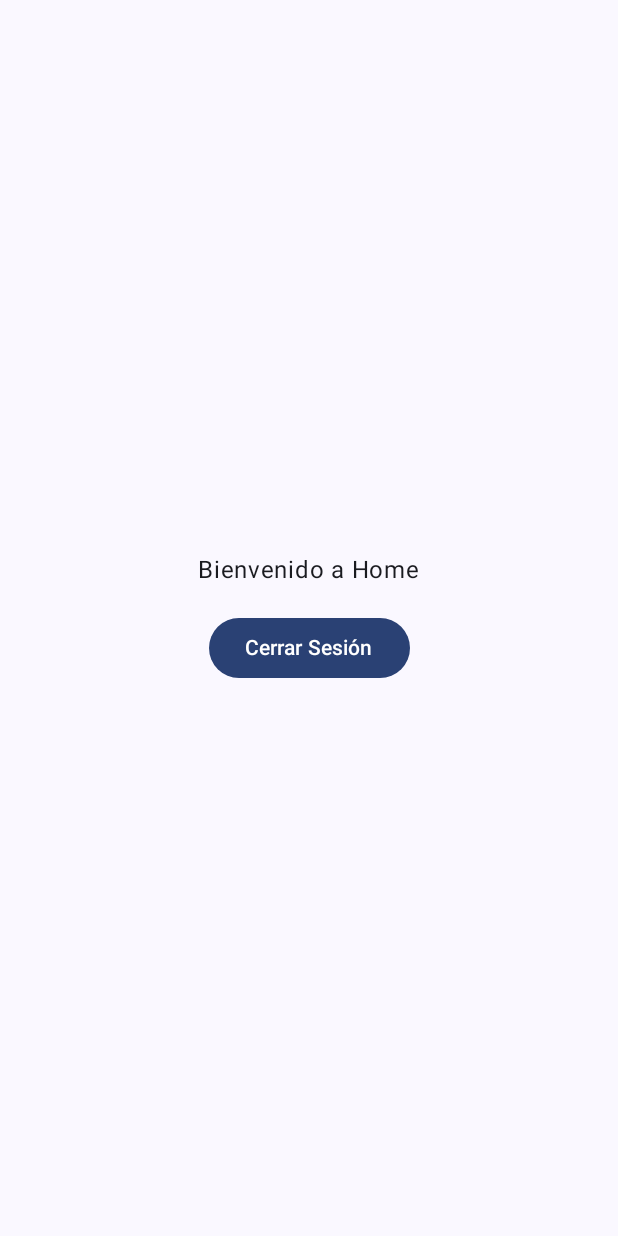
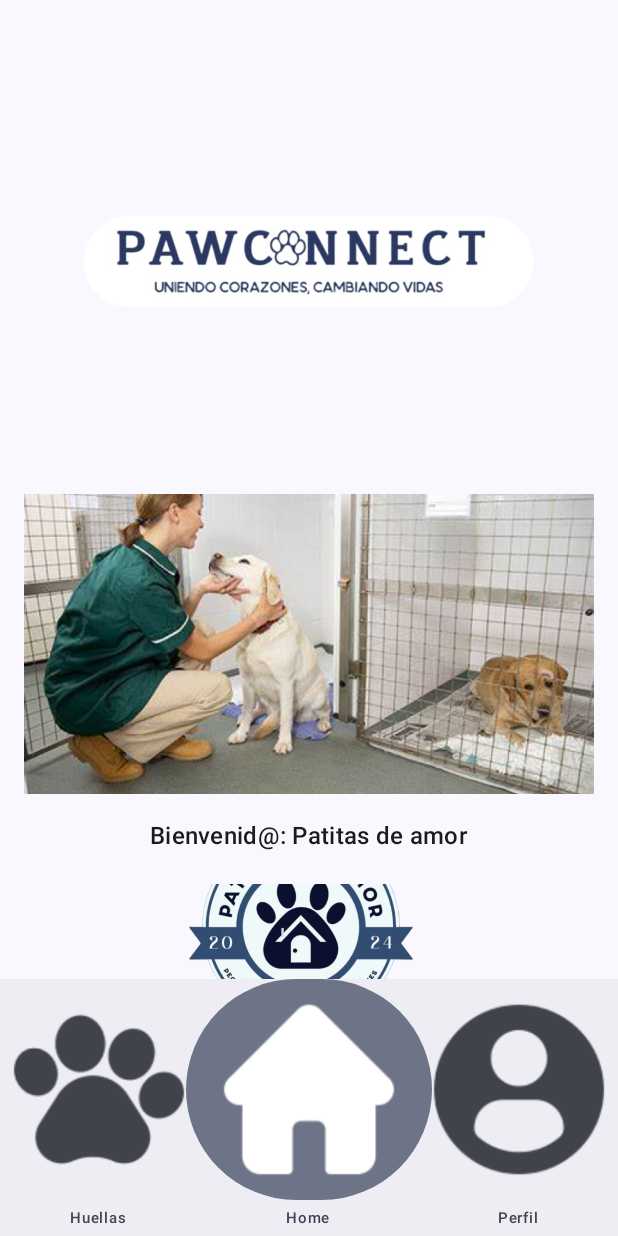
Before and after one commit to RizzChris/PawConnect, an Android app built with Jetpack Compose: the UserHomeScreen screen opened through its navigation route, on a phone screen of 412 x 824 dp. Run offline under Robolectric (Android 15) with nearby library versions, the phone set to English and light mode, and no system bars.

Commit message:
aqui lo que hice fue agregar las pestañas de el natvar del usuario y ya, (main, pet, y profile)

```diff
--- a/app/src/main/java/com/example/emptyactivity/Navigation.kt
+++ b/app/src/main/java/com/example/emptyactivity/Navigation.kt
@@ -4,10 +4,13 @@ import androidx.compose.runtime.Composable
 import androidx.navigation.NavHostController
 import androidx.navigation.compose.NavHost
 import androidx.navigation.compose.composable
-import com.example.emptyactivity.ui.screens.user.HomeScreen
+import com.example.emptyactivity.ui.screens.shelter.UserHomeScreen
+import com.example.emptyactivity.ui.screens.shelter.ShelterHomeScreen
 import com.example.emptyactivity.ui.screens.SignUpScreen
 import com.example.emptyactivity.ui.screens.SuccessScreen
-import com.example.emptyactivity.ui.screens.shelter.ShelterHomeScreen
+import com.example.emptyactivity.ui.screens.user.MainScreen
+import com.example.emptyactivity.ui.screens.user.PetsScreen
+import com.example.emptyactivity.ui.screens.user.ProfileScreen
 
 
 // Definir las rutas de la app en una sola sealed class
@@ -17,18 +20,25 @@ sealed class Screen(val route: String) {
     object Success : Screen("success")
     object Home : Screen("home")
     object ShelterHome : Screen("shelter_home")
+    object Main : Screen("main")
+    object Pets : Screen("pets")
+    object Profile : Screen("profile")
+    object UserHome : Screen("user_home")
 }
 
 // Función que maneja la navegación
 @Composable
 fun AppNavigation(navController: NavHostController) {
     NavHost(navController = navController, startDestination = Screen.Login.route) {
-        composable(Screen.Login.route) {
-            com.example.emptyactivity.ui.screens.LoginScreen(navController) }
+        composable(Screen.Login.route) { com.example.emptyactivity.ui.screens.LoginScreen(navController) }
         composable(Screen.Register.route) { SignUpScreen(navController) }
         composable(Screen.Success.route) { SuccessScreen(navController) }
-        composable(Screen.Home.route) { HomeScreen(navController) }
+        composable(Screen.Home.route) { UserHomeScreen(navController) }
         composable(Screen.ShelterHome.route) { ShelterHomeScreen(navController) }
+        composable(Screen.Main.route) { MainScreen(navController) }
+        composable(Screen.Pets.route) { PetsScreen(navController) }
+        composable(Screen.Profile.route) { ProfileScreen(navController) }
+        composable(Screen.UserHome.route) { UserHomeScreen(navController) }
 
     }
 }
--- a/app/src/main/java/com/example/emptyactivity/ui/screens/LoginScreen.kt
+++ b/app/src/main/java/com/example/emptyactivity/ui/screens/LoginScreen.kt
@@ -124,7 +124,7 @@ fun LoginScreen(navController: NavController) {
                                     if (email == "refugio@gmail.com" && password == "123") {
                                         navController.navigate(Screen.ShelterHome.route)
                                     } else {
-                                        navController.navigate(Screen.Home.route)
+                                        navController.navigate(Screen.UserHome.route)
                                     }
                                 }
                             }
--- a/app/src/main/java/com/example/emptyactivity/ui/screens/user/HomeScreen.kt
+++ b/app/src/main/java/com/example/emptyactivity/ui/screens/user/ProfileScreen.kt
@@ -1,20 +1,29 @@
 package com.example.emptyactivity.ui.screens.user
 
-import androidx.compose.foundation.layout.*
-import androidx.compose.material3.*
+import androidx.compose.foundation.layout.Arrangement
+import androidx.compose.foundation.layout.Column
+import androidx.compose.foundation.layout.Spacer
+import androidx.compose.foundation.layout.fillMaxSize
+import androidx.compose.foundation.layout.height
+import androidx.compose.material3.Button
+import androidx.compose.material3.Text
 import androidx.compose.runtime.Composable
 import androidx.compose.ui.unit.dp
 import androidx.navigation.NavController
 import com.example.emptyactivity.Screen
 
+
+
+
+
 @Composable
-fun HomeScreen(navController: NavController) {
+fun ProfileScreen(navController: NavController) {
     Column(
         modifier = androidx.compose.ui.Modifier.fillMaxSize(),
         verticalArrangement = Arrangement.Center,
         horizontalAlignment = androidx.compose.ui.Alignment.CenterHorizontally
     ) {
-        Text(text = "Bienvenido a Home")
+        Text(text = "Bienvenido a tu Perfil")
         Spacer(modifier = androidx.compose.ui.Modifier.height(16.dp))
         Button(onClick = { navController.navigate(Screen.Login.route) }) {
             Text("Cerrar Sesión")
--- /dev/null
+++ b/app/src/main/java/com/example/emptyactivity/ui/screens/user/UserHomeScreen.kt
@@ -0,0 +1,106 @@
+package com.example.emptyactivity.ui.screens.shelter
+
+import androidx.compose.foundation.Image
+import androidx.compose.foundation.layout.*
+import androidx.compose.foundation.shape.CircleShape
+import androidx.compose.material3.*
+import androidx.compose.runtime.*
+import androidx.compose.ui.Alignment
+import androidx.compose.ui.Modifier
+import androidx.compose.ui.draw.clip
+import androidx.compose.ui.layout.ContentScale
+import androidx.compose.ui.res.painterResource
+import androidx.compose.ui.unit.dp
+import androidx.navigation.NavController
+import com.example.emptyactivity.R
+import com.example.emptyactivity.Screen
+import kotlinx.coroutines.delay
+
+@Composable
+fun UserHomeScreen(navController: NavController) {
+    // Lista de imágenes para el carrusel
+    val imageList = listOf(
+        R.drawable.refugio_dogs_1,
+        R.drawable.refugio_dogs_2,
+        R.drawable.refugio_dogs_3
+    )
+    // Índice actual de la imagen mostrada
+    var currentImageIndex by remember { mutableStateOf(0) }
+
+    // Efecto para cambiar la imagen cada 5 segundos
+    LaunchedEffect(Unit) {
+        while (true) {
+            delay(5000) // Espera 5 segundos
+            currentImageIndex = (currentImageIndex + 1) % imageList.size
+        }
+    }
+
+    // Scaffold con bottomBar
+    Scaffold(
+        bottomBar = {
+            BottomNavBar(
+                onHuellasClick = { navController.navigate(Screen.Pets.route) },
+                onHomeClick = { navController.navigate(Screen.Home.route) },
+                onPerfilClick = { navController.navigate(Screen.Profile.route) }
+            )
+        }
+    ) { innerPadding ->
+        // Contenido principal
+        Box(
+            modifier = Modifier
+                .fillMaxSize()
+                .padding(innerPadding)
+        ) {
+            Column(
+                modifier = Modifier
+                    .fillMaxSize()
+                    .padding(horizontal = 16.dp),
+                horizontalAlignment = Alignment.CenterHorizontally
+            ) {
+                Spacer(modifier = Modifier.height(24.dp))
+
+                // Logo PawConnect
+                Image(
+                    painter = painterResource(id = R.drawable.logo_pawconnectuniendocorazonescambiandovidas),
+                    contentDescription = "Logo PawConnect",
+                    modifier = Modifier.size(300.dp)
+                )
+
+                Spacer(modifier = Modifier.height(5.dp))
+
+                // Carrusel de imágenes
+                Image(
+                    painter = painterResource(id = imageList[currentImageIndex]),
+                    contentDescription = "Carrusel Refugio",
+                    modifier = Modifier
+                        .fillMaxWidth()
+                        .height(200.dp),
+                    contentScale = ContentScale.Crop
+                )
+
+                Spacer(modifier = Modifier.height(16.dp))
+
+                // Mensaje de bienvenida
+                Text(
+                    text = "Bienvenid@: Patitas de amor",
+                    style = MaterialTheme.typography.titleMedium
+                )
+
+                Spacer(modifier = Modifier.height(20.dp))
+
+                // Logo Patitas de amor
+                Image(
+                    painter = painterResource(id = R.drawable.logopatitasdeamor),
+                    contentDescription = "Logo Patitas de amor",
+                    modifier = Modifier
+                        .size(200.dp)
+                        .clip(CircleShape),
+                    contentScale = ContentScale.Crop
+                )
+
+                // Empuja la barra inferior al final
+                Spacer(modifier = Modifier.weight(1f))
+            }
+        }
+    }
+}
```
Also changed, not shown: app/src/main/java/com/example/emptyactivity/ui/screens/components/BottomNavBar.kt (added, +35 -0 lines), app/src/main/java/com/example/emptyactivity/ui/screens/user/MainScreen.kt (added, +35 -0 lines), app/src/main/java/com/example/emptyactivity/ui/screens/user/PetsScreen.kt (added, +11 -0 lines).
